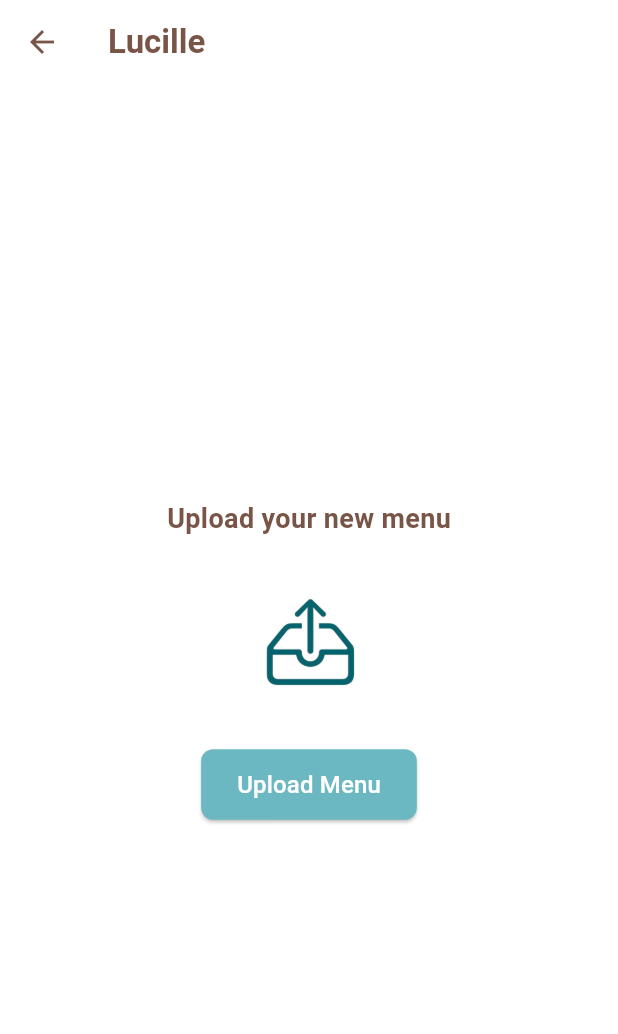
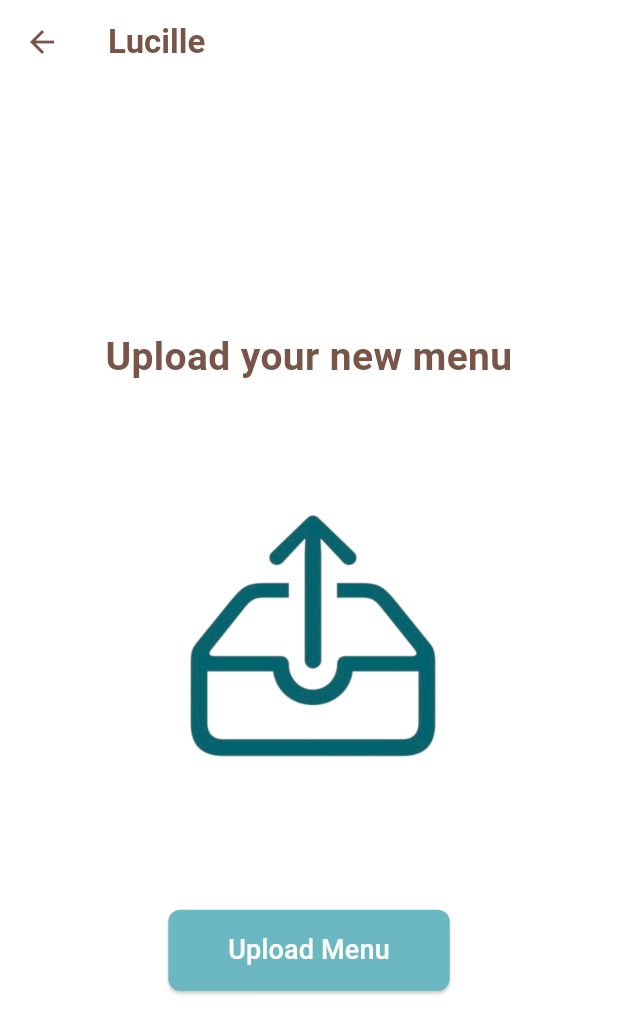
Before and after one commit to ISIS3510-S1-G12/flutter, a Flutter app: the RestaurantUploadMenuPage screen opened directly, on a phone screen of 412 x 824 dp. Shown: the top 1034 px of the screen. Run offline on Flutter 3.47's test engine with Material 3 defaults, Android fonts, the phone set to English and light mode, and no system bars; our stand-ins replace cloud_firestore, firebase_auth, firebase_core, flutter_map; accounts and stored records are empty.

Commit message:
cambio color y espacio

```diff
--- a/lib/views/pages/restaurant/restaurant_upload_menu_page.dart
+++ b/lib/views/pages/restaurant/restaurant_upload_menu_page.dart
@@ -78,30 +78,40 @@ class RestaurantUploadMenuPage extends StatelessWidget {
         ),
         centerTitle: false,
       ),
-      body: Center(
+      body: Center( // 👈 asegura centrado horizontal de todo
+        child: Padding(
+          padding: const EdgeInsets.symmetric(horizontal: 20, vertical: 30),
           child: Column(
-          mainAxisAlignment: MainAxisAlignment.center,
+            mainAxisSize: MainAxisSize.min,
+            crossAxisAlignment: CrossAxisAlignment.center, // 👈 centra hijos
             children: [
               const Text(
                 "Upload your new menu",
                 style: TextStyle(
-                fontSize: 18,
+                  fontSize: 26,
                   fontWeight: FontWeight.bold,
                   color: Colors.brown,
                 ),
+                textAlign: TextAlign.center,
               ),
-            const SizedBox(height: 20),
+              const SizedBox(height: 30),
+
+              // 🔹 Imagen centrada
               Image.asset(
                 "images/upload.png",
-              height: 100,
+                height: 280,
               ),
 
-            const SizedBox(height: 20),
+              const SizedBox(height: 40),
+
+              // 🔹 Botón centrado
               ElevatedButton(
                 style: ElevatedButton.styleFrom(
                   backgroundColor: const Color.fromARGB(255, 107, 184, 194),
                   padding: const EdgeInsets.symmetric(
-                    vertical: 12.0, horizontal: 24.0),
+                    vertical: 14.0,
+                    horizontal: 40.0,
+                  ),
                   shape: RoundedRectangleBorder(
                     borderRadius: BorderRadius.circular(8),
                   ),
@@ -111,12 +121,16 @@ class RestaurantUploadMenuPage extends StatelessWidget {
                 },
                 child: const Text(
                   "Upload Menu",
-                style: TextStyle(fontSize: 16, color: Colors.white),
+                  style: TextStyle(
+                    fontSize: 18,
+                    color: Colors.white,
+                  ),
                 ),
               ),
             ],
           ),
         ),
+      ),
     );
   }
 }
```
Lines whose indentation alone changed are shown as unchanged.
